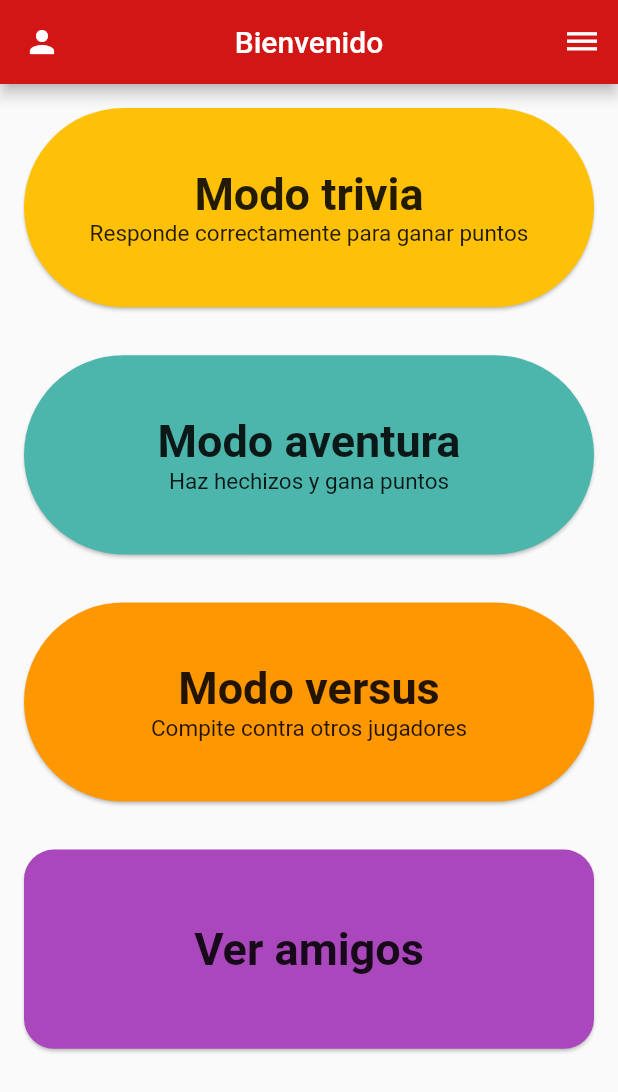
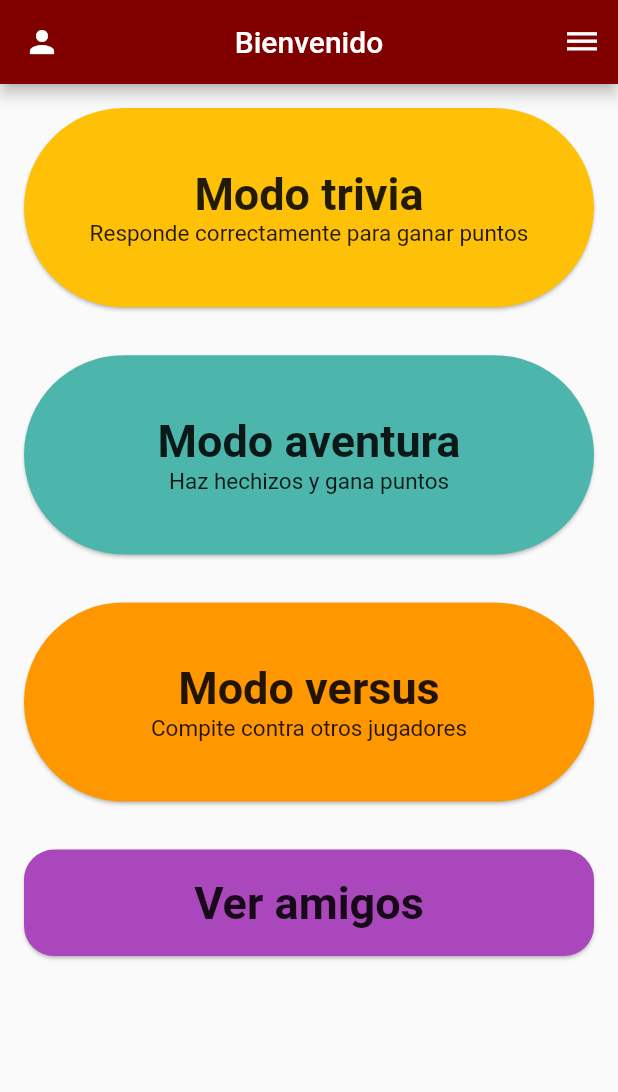
Before and after one commit to EduGro/MovilesProyecto, a Flutter app: the PantallaPrincipal screen opened directly, on a phone screen of 412 x 824 dp. Shown: the top 1092 px of the screen. Run offline on Flutter 3.47's test engine with Material 2 defaults, Android fonts, the phone set to English and light mode, and no system bars.

Commit message:
colores a endDrawer y principal

```diff
--- a/lib/home/pantalla_principal.dart
+++ b/lib/home/pantalla_principal.dart
@@ -33,27 +33,48 @@ class _PantallaPrincipalState extends State<PantallaPrincipal> {
         ]
       ),
       endDrawer: Drawer(
+        child: Padding(
+          padding: EdgeInsets.only(top: 25.0),
           child: ListView(
             children: <Widget>[
               Card(
+                color: Colors.purple,
                 child: ListTile(
-                  title: Text("Buscar amigos"),
+                  title: Text("Buscar amigos",
+                    style: TextStyle(
+                      fontSize: 15,
+                      color: Colors.white,
+                    ),
+                  ),
                   onTap: (){},
                 ),
               ),
               Card(
+                color: Colors.indigo,
                 child: ListTile(
-                  title: Text("Ir a casa"),
+                  title: Text("Ir a casa",
+                    style: TextStyle(
+                      fontSize: 15,
+                      color: Colors.white,
+                    ),
+                  ),
                   onTap: (){},
                 ),
               ),
               Card(
+                color: Colors.deepPurple,
                 child: ListTile(
-                  title: Text("Ver leaderboards"),
+                  title: Text("Ver leaderboards",
+                    style: TextStyle(
+                      fontSize: 15,
+                      color: Colors.white,
+                    ),
+                  ),
                   onTap: (){},
                 ),
               ),
             ],
+          ),
         ),
       ),
       body: ListView(
@@ -146,7 +167,7 @@ class _PantallaPrincipalState extends State<PantallaPrincipal> {
             onTap: _openFriends,
             child: Container(
               padding: EdgeInsets.all(12.0),
-              height: MediaQuery.of(context).size.height * 0.2,
+              height: MediaQuery.of(context).size.height/8,
               child: Card(
                 color: Colors.purple[400],
                 shape: RoundedRectangleBorder(borderRadius: BorderRadius.circular(20)),
--- a/lib/main.dart
+++ b/lib/main.dart
@@ -11,7 +11,6 @@ class MyApp extends StatelessWidget {
     return MaterialApp(
       title: APP_TITLE,
       theme: ThemeData(
-        //primaryColor: PRIMARY_COLOR,
         primarySwatch: PRIMARY_COLOR,
       ),
       home: Ingreso(title: APP_TITLE),
--- a/lib/utils/constants.dart
+++ b/lib/utils/constants.dart
@@ -9,7 +9,7 @@ const String PROFILE_PICTURE =
     "https://dkpp.go.id/wp-content/uploads/2018/10/photo.jpg";
 
 // app
-const _redPrimaryValue = 0xFFD21616;
+const _redPrimaryValue = 0xFF800000;
 const Color PRIMARY_COLOR = const MaterialColor(
   _redPrimaryValue,
   const <int, Color>{
```
Lines whose indentation alone changed are shown as unchanged.
